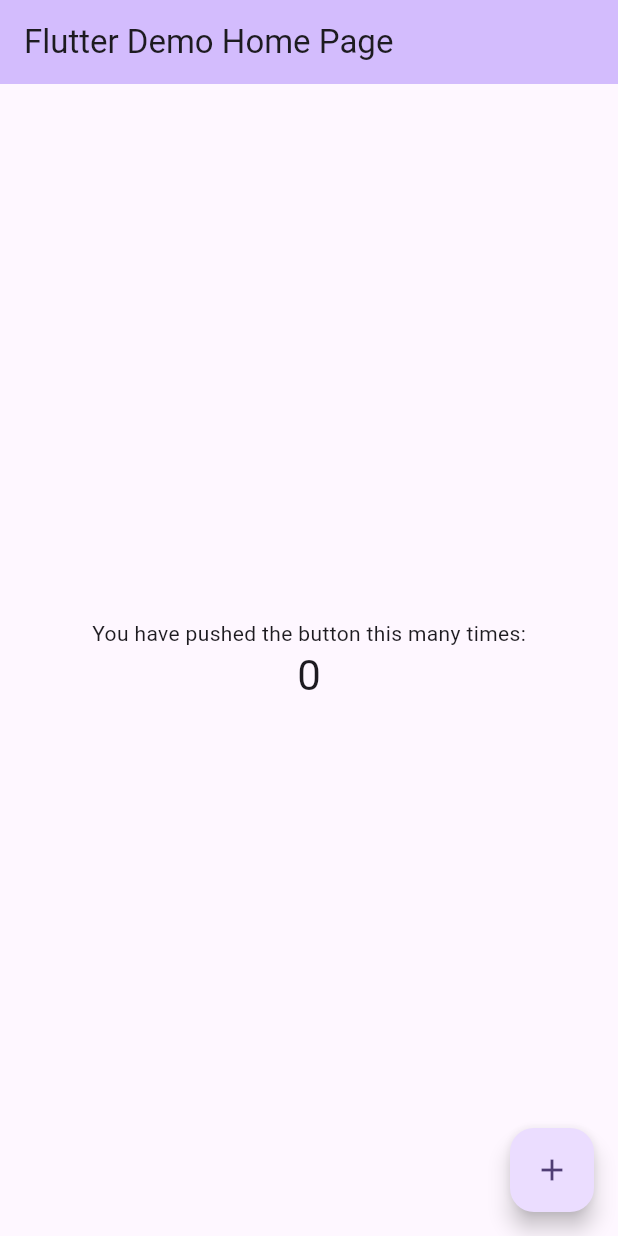
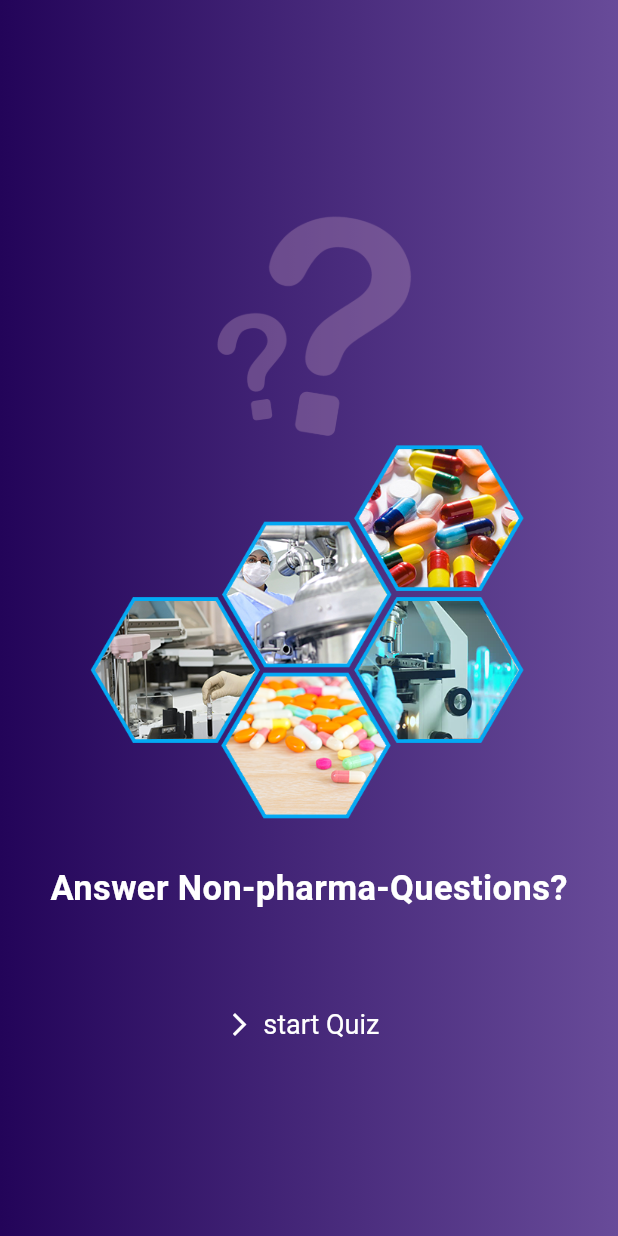
Before and after one commit to raazx/quiz_app, a Flutter app: the screen it shows after launch, on a phone screen of 412 x 824 dp. Run offline on Flutter 3.47's test engine with Material 3 defaults, Android fonts, the phone set to English and light mode, and no system bars.

Commit message:
new update

```diff
--- a/lib/main.dart
+++ b/lib/main.dart
@@ -1,4 +1,5 @@
 import 'package:flutter/material.dart';
+import 'package:quiz_app/quiz.dart';
 
 void main() {
   runApp(const MyApp());
@@ -10,116 +11,6 @@
   // This widget is the root of your application.
   @override
   Widget build(BuildContext context) {
-    return MaterialApp(
-      title: 'Flutter Demo',
-      theme: ThemeData(
-        // This is the theme of your application.
-        //
-        // TRY THIS: Try running your application with "flutter run". You'll see
-        // the application has a purple toolbar. Then, without quitting the app,
-        // try changing the seedColor in the colorScheme below to Colors.green
-        // and then invoke "hot reload" (save your changes or press the "hot
-        // reload" button in a Flutter-supported IDE, or press "r" if you used
-        // the command line to start the app).
-        //
-        // Notice that the counter didn't reset back to zero; the application
-        // state is not lost during the reload. To reset the state, use hot
-        // restart instead.
-        //
-        // This works for code too, not just values: Most code changes can be
-        // tested with just a hot reload.
-        colorScheme: ColorScheme.fromSeed(seedColor: Colors.deepPurple),
-        useMaterial3: true,
-      ),
-      home: const MyHomePage(title: 'Flutter Demo Home Page'),
-    );
+    return const Quiz();
   }
 }
-
-class MyHomePage extends StatefulWidget {
-  const MyHomePage({super.key, required this.title});
-
-  // This widget is the home page of your application. It is stateful, meaning
-  // that it has a State object (defined below) that contains fields that affect
-  // how it looks.
-
-  // This class is the configuration for the state. It holds the values (in this
-  // case the title) provided by the parent (in this case the App widget) and
-  // used by the build method of the State. Fields in a Widget subclass are
-  // always marked "final".
-
-  final String title;
-
-  @override
-  State<MyHomePage> createState() => _MyHomePageState();
-}
-
-class _MyHomePageState extends State<MyHomePage> {
-  int _counter = 0;
-
-  void _incrementCounter() {
-    setState(() {
-      // This call to setState tells the Flutter framework that something has
-      // changed in this State, which causes it to rerun the build method below
-      // so that the display can reflect the updated values. If we changed
-      // _counter without calling setState(), then the build method would not be
-      // called again, and so nothing would appear to happen.
-      _counter++;
-    });
-  }
-
-  @override
-  Widget build(BuildContext context) {
-    // This method is rerun every time setState is called, for instance as done
-    // by the _incrementCounter method above.
-    //
-    // The Flutter framework has been optimized to make rerunning build methods
-    // fast, so that you can just rebuild anything that needs updating rather
-    // than having to individually change instances of widgets.
-    return Scaffold(
-      appBar: AppBar(
-        // TRY THIS: Try changing the color here to a specific color (to
-        // Colors.amber, perhaps?) and trigger a hot reload to see the AppBar
-        // change color while the other colors stay the same.
-        backgroundColor: Theme.of(context).colorScheme.inversePrimary,
-        // Here we take the value from the MyHomePage object that was created by
-        // the App.build method, and use it to set our appbar title.
-        title: Text(widget.title),
-      ),
-      body: Center(
-        // Center is a layout widget. It takes a single child and positions it
-        // in the middle of the parent.
-        child: Column(
-          // Column is also a layout widget. It takes a list of children and
-          // arranges them vertically. By default, it sizes itself to fit its
-          // children horizontally, and tries to be as tall as its parent.
-          //
-          // Column has various properties to control how it sizes itself and
-          // how it positions its children. Here we use mainAxisAlignment to
-          // center the children vertically; the main axis here is the vertical
-          // axis because Columns are vertical (the cross axis would be
-          // horizontal).
-          //
-          // TRY THIS: Invoke "debug painting" (choose the "Toggle Debug Paint"
-          // action in the IDE, or press "p" in the console), to see the
-          // wireframe for each widget.
-          mainAxisAlignment: MainAxisAlignment.center,
-          children: <Widget>[
-            const Text(
-              'You have pushed the button this many times:',
-            ),
-            Text(
-              '$_counter',
-              style: Theme.of(context).textTheme.headlineMedium,
-            ),
-          ],
-        ),
-      ),
-      floatingActionButton: FloatingActionButton(
-        onPressed: _incrementCounter,
-        tooltip: 'Increment',
-        child: const Icon(Icons.add),
-      ), // This trailing comma makes auto-formatting nicer for build methods.
-    );
-  }
-}
--- /dev/null
+++ b/lib/question_screen.dart
@@ -0,0 +1,15 @@
+import 'package:flutter/material.dart';
+
+class QuestionScreen extends StatefulWidget {
+  const QuestionScreen({super.key});
+
+  @override
+  State<QuestionScreen> createState() => _QuestionScreenState();
+}
+
+class _QuestionScreenState extends State<QuestionScreen> {
+  @override
+  Widget build(BuildContext context) {
+    return const Placeholder();
+  }
+}
--- /dev/null
+++ b/lib/quiz.dart
@@ -0,0 +1,43 @@
+import 'package:flutter/material.dart';
+import 'package:quiz_app/question_screen.dart';
+import 'package:quiz_app/start_screen.dart';
+
+class Quiz extends StatefulWidget {
+  const Quiz({super.key});
+
+  @override
+  State<Quiz> createState() => _QuizState();
+}
+
+class _QuizState extends State<Quiz> {
+  Widget activeScreen = const StartScreen();
+
+  void switchScreen() {
+    setState(() {
+      activeScreen = const QuestionScreen();
+    });
+  }
+
+  @override
+  Widget build(BuildContext context) {
+    return MaterialApp(
+      title: 'Quiz pharma-App',
+      theme: ThemeData(
+        colorScheme: ColorScheme.fromSeed(seedColor: Colors.deepPurple),
+        useMaterial3: true,
+      ),
+      home: Scaffold(
+        body: Container(
+            alignment: Alignment.center,
+            width: double.infinity,
+            padding: const EdgeInsets.only(top: 25),
+            decoration: const BoxDecoration(
+                gradient: LinearGradient(colors: [
+              Color.fromARGB(255, 35, 4, 89),
+              Color.fromARGB(255, 104, 75, 153),
+            ])),
+            child: activeScreen),
+      ),
+    );
+  }
+}
--- /dev/null
+++ b/lib/start_screen.dart
@@ -0,0 +1,39 @@
+import 'package:flutter/material.dart';
+
+class StartScreen extends StatelessWidget {
+  const StartScreen({super.key});
+
+  @override
+  Widget build(BuildContext context) {
+    return Center(
+      child: Column(
+        mainAxisSize: MainAxisSize.min,
+        children: [
+          Image.asset(
+            'assets/images/question.png',
+            width: 150,
+            color: const Color.fromARGB(99, 173, 138, 179),
+          ),
+          Image.asset(
+            'assets/images/pharma.png',
+            width: 300,
+          ),
+          const SizedBox(height: 25),
+          const Text(
+            'Answer Non-pharma-Questions?',
+            style: TextStyle(
+                fontSize: 23, fontWeight: FontWeight.bold, color: Colors.white),
+          ),
+          const SizedBox(height: 50),
+          TextButton.icon(
+              style: TextButton.styleFrom(
+                  foregroundColor: Colors.white,
+                  textStyle: const TextStyle(fontSize: 18)),
+              onPressed: () {},
+              icon: const Icon(Icons.arrow_forward_ios_outlined),
+              label: const Text('start Quiz ')),
+        ],
+      ),
+    );
+  }
+}
--- a/pubspec.yaml
+++ b/pubspec.yaml
@@ -59,8 +59,8 @@ flutter:
   uses-material-design: true
 
   # To add assets to your application, add an assets section, like this:
-  # assets:
-  #   - images/a_dot_burr.jpeg
+  assets:
+    - assets/images/
   #   - images/a_dot_ham.jpeg
 
   # An image asset can refer to one or more resolution-specific "variants", see
```
Also changed, not shown: assets/images/pharma.png (added), assets/images/question.png (added), assets/images/quiz-logo.png (added).
